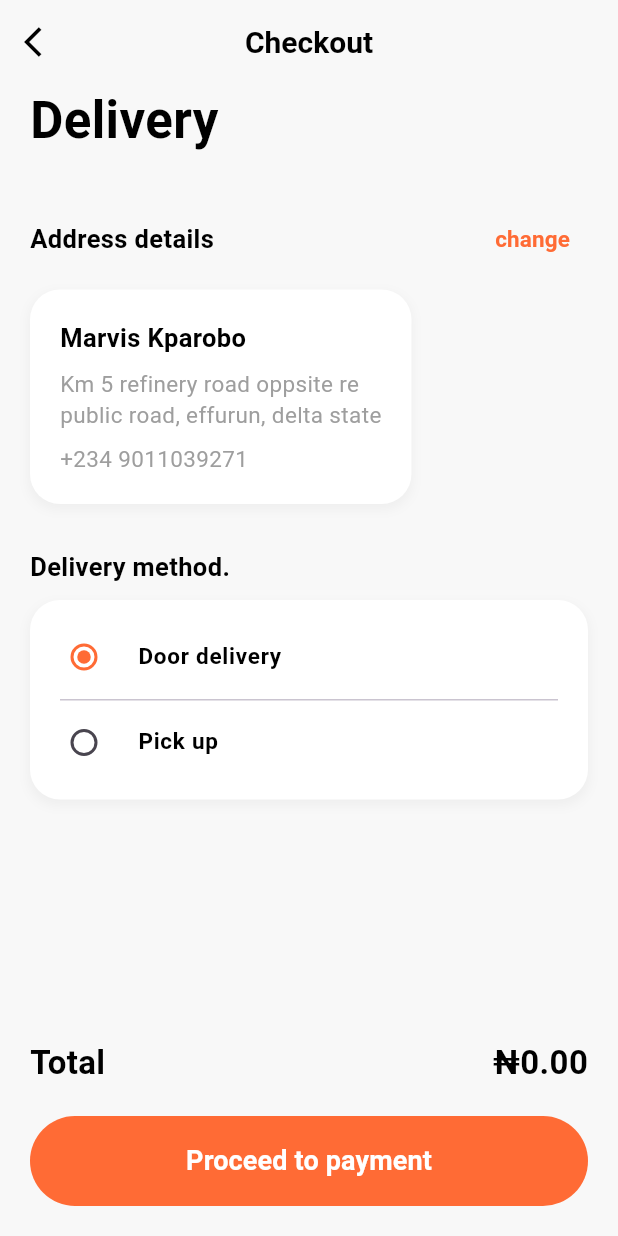
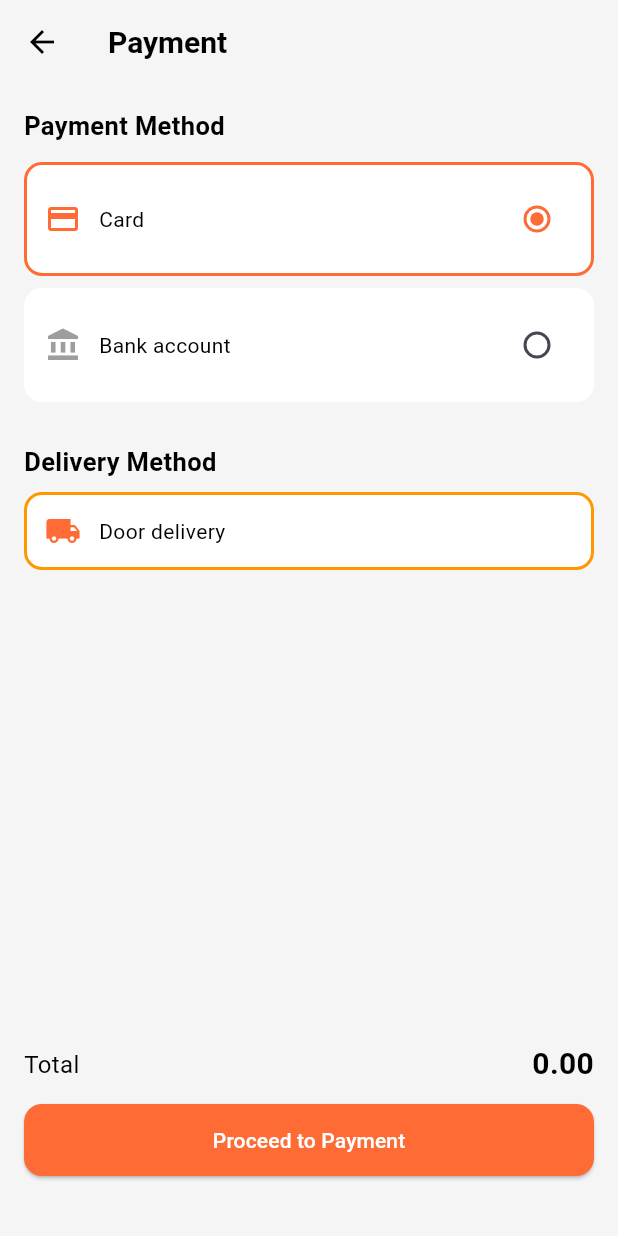
Before and after one commit to AnikitDeveloper96/-Khanna-Food-Delivery-App-UI, a Flutter app: the CheckoutDeliveryScreen screen opened by its route, after a tap on "Proceed to payment", on a phone screen of 412 x 824 dp. Run offline on Flutter 3.47's test engine with Material 3 defaults, Android fonts, the phone set to English and light mode, and no system bars; our stand-ins replace bloc, flutter_advanced_drawer, flutter_bloc, flutter_svg, google_fonts, shimmer; network calls fail; project files that could hold a hidden picture were left out.

Commit message:
khanna_full_ecommerce

```diff
--- a/lib/appRoutes.dart
+++ b/lib/appRoutes.dart
@@ -9,6 +9,7 @@ import 'package:fooddeliveryapp/screens/login_signup.dart';
 import 'package:fooddeliveryapp/screens/myoffers.dart';
 import 'package:fooddeliveryapp/screens/onboarding_screen.dart';
 import 'package:fooddeliveryapp/screens/orders.dart';
+import 'package:fooddeliveryapp/screens/payment_screen.dart';
 import 'package:fooddeliveryapp/screens/profile.dart';
 import 'package:fooddeliveryapp/screens/search.dart';
 
@@ -30,26 +31,38 @@ class AppRoutes {
   static const String productDetailsScreen = '/productDetailsScreen';
   static const String myProfile = '/myProfile';
   static const String searchScreen = '/searchScreen';
-
-
+  static const String paymentScreen = '/paymentScreen';
 
   static Map<String, WidgetBuilder> get routes {
     return {
       loginSignup: (context) => LoginPage(),
-      homeRoute:(context)=>HomeScreen(),
-      listofCusine:(context)=>AllCuisinesScreen(allRecipes: [],),
-      history:(context)=>HistoryScreen(),
-      onboardingScreen:(context)=>OnboardingScreen(),
-      myorders:(context)=>OrderScreen(),
-      myProfile:(context)=>ProfileScreen(),
-      myOffers:(context)=>MyOffers(),
-      favourites:(context)=>FavoriteScreen(),
-      searchScreen:(context)=>SearchResultsScreen(initialQuery: '',),
-      cartPage:(context)=>CartScreen(),
-      checkoutPage:(context)=>CheckoutDeliveryScreen(totalAmount: 0)
-
-
-
+      homeRoute: (context) => HomeScreen(),
+      listofCusine: (context) => AllCuisinesScreen(allRecipes: []),
+      history: (context) => HistoryScreen(),
+      onboardingScreen: (context) => OnboardingScreen(),
+      myorders: (context) => OrderScreen(),
+      myProfile: (context) => ProfileScreen(),
+      myOffers: (context) => MyOffers(),
+      favourites: (context) => FavoriteScreen(),
+      searchScreen: (context) => SearchResultsScreen(initialQuery: ''),
+      cartPage: (context) => CartScreen(),
+      checkoutPage: (context) {
+        final totalAmount =
+            ModalRoute.of(context)?.settings.arguments as double? ?? 0.0;
+        return CheckoutDeliveryScreen(
+          totalAmount: totalAmount,
+        ); // ✅ Using passed amount
+      },
+      paymentScreen: (context) {
+        final args =
+            ModalRoute.of(context)?.settings.arguments
+                as Map<String, dynamic>? ??
+            {};
+        final totalAmount = args['totalAmount'] as double? ?? 0.0;
+        final deliveryMethod =
+            args['deliveryMethod'] as String? ?? 'Door delivery';
+        return PaymentScreen();
+      },
     };
   }
 }
--- a/lib/screens/cartpage.dart
+++ b/lib/screens/cartpage.dart
@@ -119,7 +119,7 @@ class _CartScreenState extends State<CartScreen> {
               'swipe on an item to delete',
               style: TextStyle(
                 color: Colors.grey[600],
-                fontSize: cartItems.isEmpty?18:12,
+                fontSize: cartItems.isEmpty ? 18 : 12,
                 fontStyle: FontStyle.italic,
               ),
             ),
@@ -172,7 +172,9 @@ class _CartScreenState extends State<CartScreen> {
                 Row(
                   mainAxisAlignment: MainAxisAlignment.spaceBetween,
                   children: [
-                    cartItems.isEmpty?Container():    const Text(
+                    cartItems.isEmpty
+                        ? Container()
+                        : const Text(
                           'Total',
                           style: TextStyle(
                             fontSize: 22,
@@ -180,7 +182,9 @@ class _CartScreenState extends State<CartScreen> {
                             color: Colors.black,
                           ),
                         ),
-                    cartItems.isEmpty?Container(): Text(
+                    cartItems.isEmpty
+                        ? Container()
+                        : Text(
                           totalAmount.toStringAsFixed(2),
                           style: const TextStyle(
                             fontSize: 22,
@@ -202,9 +206,10 @@ class _CartScreenState extends State<CartScreen> {
                           AppRoutes.homeRoute,
                         );
                       } else {
-                        Navigator.pushReplacementNamed(
+                        Navigator.pushNamed(
                           context,
                           AppRoutes.checkoutPage,
+                          arguments: totalAmount, // ✅ Passing total amount here
                         );
                       }
                     },
@@ -225,6 +230,8 @@ class _CartScreenState extends State<CartScreen> {
                     ),
                   ),
                 ),
+
+                const SizedBox(height: 30),
               ],
             ),
           ),
--- a/lib/screens/checkout_page.dart
+++ b/lib/screens/checkout_page.dart
@@ -1,5 +1,5 @@
-
- import 'package:flutter/material.dart';
+import 'package:flutter/material.dart';
+import 'package:fooddeliveryapp/appRoutes.dart';
 
 // Enum for delivery method selection
 enum DeliveryMethod { doorDelivery, pickUp }
@@ -14,7 +14,8 @@ class CheckoutDeliveryScreen extends StatefulWidget {
 }
 
 class _CheckoutDeliveryScreenState extends State<CheckoutDeliveryScreen> {
-  DeliveryMethod? _selectedDeliveryMethod = DeliveryMethod.doorDelivery; // Default selection
+  DeliveryMethod? _selectedDeliveryMethod =
+      DeliveryMethod.doorDelivery; // Default selection
 
   @override
   Widget build(BuildContext context) {
@@ -110,18 +111,12 @@ class _CheckoutDeliveryScreenState extends State<CheckoutDeliveryScreen> {
                   SizedBox(height: 8),
                   Text(
                     'Km 5 refinery road oppsite re\npublic road, effurun, delta state',
-                    style: TextStyle(
-                      fontSize: 15,
-                      color: Colors.grey,
-                    ),
+                    style: TextStyle(fontSize: 15, color: Colors.grey),
                   ),
                   SizedBox(height: 8),
                   Text(
                     '+234 9011039271',
-                    style: TextStyle(
-                      fontSize: 15,
-                      color: Colors.grey,
-                    ),
+                    style: TextStyle(fontSize: 15, color: Colors.grey),
                   ),
                 ],
               ),
@@ -172,7 +167,11 @@ class _CheckoutDeliveryScreenState extends State<CheckoutDeliveryScreen> {
                     },
                     activeColor: const Color(0xFFFF6B35), // Orange active color
                   ),
-                  const Divider(indent: 20, endIndent: 20, height: 1), // Divider between options
+                  const Divider(
+                    indent: 20,
+                    endIndent: 20,
+                    height: 1,
+                  ), // Divider between options
                   RadioListTile<DeliveryMethod>(
                     title: const Text(
                       'Pick up',
@@ -195,7 +194,6 @@ class _CheckoutDeliveryScreenState extends State<CheckoutDeliveryScreen> {
               ),
             ),
             const Spacer(), // Pushes total and button to the bottom
-
             // Total amount
             Padding(
               padding: const EdgeInsets.symmetric(vertical: 20.0),
@@ -211,7 +209,7 @@ class _CheckoutDeliveryScreenState extends State<CheckoutDeliveryScreen> {
                     ),
                   ),
                   Text(
-                    '₦${widget.totalAmount.toStringAsFixed(2)}',
+                    '${widget.totalAmount.toStringAsFixed(2)}',
                     style: const TextStyle(
                       fontSize: 22,
                       fontWeight: FontWeight.bold,
@@ -228,8 +226,17 @@ class _CheckoutDeliveryScreenState extends State<CheckoutDeliveryScreen> {
               height: 60,
               child: ElevatedButton(
                 onPressed: () {
-                  // Navigate to the payment screen
-                  // Navigator.push(context, MaterialPageRoute(builder: (context) => CheckoutPaymentScreen(totalAmount: widget.totalAmount)));
+                  Navigator.pushNamed(
+                    context,
+                    AppRoutes.paymentScreen,
+                    arguments: {
+                      'totalAmount': widget.totalAmount,
+                      'deliveryMethod':
+                          _selectedDeliveryMethod == DeliveryMethod.doorDelivery
+                              ? 'Door delivery'
+                              : 'Pick up',
+                    },
+                  );
                 },
                 style: ElevatedButton.styleFrom(
                   backgroundColor: const Color(0xFFFF6B35), // Orange color
--- a/lib/screens/homescreen/home_screen.dart
+++ b/lib/screens/homescreen/home_screen.dart
@@ -75,15 +75,12 @@ class _HomeScreenState extends State<HomeScreen> with TickerProviderStateMixin {
         Navigator.pushNamed(context, AppRoutes.homeRoute);
         break;
       case 1:
-
         Navigator.pushNamed(context, AppRoutes.favourites);
         break;
       case 2:
-
         Navigator.pushNamed(context, AppRoutes.myProfile);
         break;
       case 3:
-
         Navigator.pushNamed(context, AppRoutes.history);
         break;
     }
@@ -95,7 +92,8 @@ class _HomeScreenState extends State<HomeScreen> with TickerProviderStateMixin {
 
   @override
   Widget build(BuildContext context) {
-    return CustomAdvancedDrawer( // Assuming CustomAdvancedDrawer is your wrapper
+    return CustomAdvancedDrawer(
+      // Assuming CustomAdvancedDrawer is your wrapper
       controller: _advancedDrawerController,
       child: Scaffold(
         backgroundColor: const Color(0xFFF0F0F0),
@@ -135,7 +133,8 @@ class _HomeScreenState extends State<HomeScreen> with TickerProviderStateMixin {
               allUniqueCuisines.sort();
 
               List<String> newCuisineTabs = ['All'];
-              final dynamicCuisines = allUniqueCuisines
+              final dynamicCuisines =
+                  allUniqueCuisines
                       .where((c) => c.toLowerCase() != 'all')
                       .take(3)
                       .toList();
@@ -154,9 +153,9 @@ class _HomeScreenState extends State<HomeScreen> with TickerProviderStateMixin {
                     if (!_tabController!.indexIsChanging) {
                       final selectedTabCuisine =
                           _cuisineTabs[_tabController!.index];
-                      context
-                          .read<FoodDeliveryBloc>()
-                          .add(SelectCuisine(selectedTabCuisine));
+                      context.read<FoodDeliveryBloc>().add(
+                        SelectCuisine(selectedTabCuisine),
+                      );
                     }
                   });
 
@@ -212,8 +211,11 @@ class _HomeScreenState extends State<HomeScreen> with TickerProviderStateMixin {
                           Navigator.push(
                             context,
                             MaterialPageRoute(
-                              builder: (context) => SearchResultsScreen(
-                                initialQuery: _searchController.text, // Pass initial text if any
+                              builder:
+                                  (context) => SearchResultsScreen(
+                                    initialQuery:
+                                        _searchController
+                                            .text, // Pass initial text if any
                                   ),
                             ),
                           );
@@ -246,13 +248,10 @@ class _HomeScreenState extends State<HomeScreen> with TickerProviderStateMixin {
                     ],
                   ),
                 ),
-
                 Padding(
-                  padding: const EdgeInsets.symmetric(horizontal: 20.0),
-                  child: Row(
-                    children: [
-                      Flexible(
-                        child: (_tabController != null &&
+                  padding: const EdgeInsets.only(left: 8.0, right: 20.0),
+                  child:
+                      (_tabController != null &&
                               _cuisineTabs.isNotEmpty &&
                               _tabController!.length == _cuisineTabs.length)
                           ? TabBar(
@@ -271,37 +270,14 @@ class _HomeScreenState extends State<HomeScreen> with TickerProviderStateMixin {
                               fontSize: 16,
                               fontWeight: FontWeight.normal,
                             ),
-                          tabs: _cuisineTabs
+                            tabs:
+                                _cuisineTabs
                                     .map((cuisine) => Tab(text: cuisine))
                                     .toList(),
                           )
                           : _buildTabShimmerLoading(),
                 ),
-                      TextButton(
-                        onPressed: () {
-                          if (state is FoodDeliveryProductLoaded) {
-                            Navigator.of(context).push(
-                              MaterialPageRoute(
-                                builder: (context) =>
-                                    AllCuisinesScreen(allRecipes: _allRecipesFromBloc),
-                              ),
-                            );
-                          } else {
-                            ScaffoldMessenger.of(context).showSnackBar(
-                              const SnackBar(
-                                content: Text('Recipes are still loading...'),
-                              ),
-                            );
-                          }
-                        },
-                        child: const Text(
-                          'See More',
-                          style: TextStyle(color: Colors.deepOrange),
-                        ),
-                      ),
-                    ],
-                  ),
-                ),
+
                 const SizedBox(height: 10),
                 const Align(
                   alignment: Alignment.centerRight,
@@ -324,10 +300,7 @@ class _HomeScreenState extends State<HomeScreen> with TickerProviderStateMixin {
                     child: Column(
                       mainAxisSize: MainAxisSize.min,
                       children: [
-                        SizedBox(
-                          height: 280,
-                          child: _buildRecipeList(state),
-                        ),
+                        SizedBox(height: 280, child: _buildRecipeList(state)),
                         const SizedBox(height: 20),
                       ],
                     ),
@@ -395,12 +368,15 @@ class _HomeScreenState extends State<HomeScreen> with TickerProviderStateMixin {
             recipe: recipe,
             isFavorite: isFavorite, // Pass favorite status
             onToggleFavorite: (recipeId) {
-              context.read<FoodDeliveryBloc>().add(ToggleFavoriteRecipe(recipeId));
+              context.read<FoodDeliveryBloc>().add(
+                ToggleFavoriteRecipe(recipeId),
+              );
             },
             onTap: () {
               Navigator.of(context).push(
                 MaterialPageRoute(
-                  builder: (context) => KhannaProductDetailScreen(recipe: recipe),
+                  builder:
+                      (context) => KhannaProductDetailScreen(recipe: recipe),
                 ),
               );
             },
--- a/lib/screens/homescreen/product_details.dart
+++ b/lib/screens/homescreen/product_details.dart
@@ -236,7 +236,7 @@ class _KhannaProductDetailScreenState extends State<KhannaProductDetailScreen> {
                   ),
                 ),
               ),
-              const SizedBox(height: 10),
+              const SizedBox(height: 30),
             ],
           ),
         );
--- /dev/null
+++ b/lib/screens/payment_screen.dart
@@ -0,0 +1,152 @@
+import 'package:flutter/material.dart';
+
+class PaymentScreen extends StatefulWidget {
+  const PaymentScreen({
+    Key? key,
+  }) : super(key: key);
+
+  @override
+  State<PaymentScreen> createState() => _PaymentScreenState();
+}
+
+class _PaymentScreenState extends State<PaymentScreen> {
+  String _selectedPaymentMethod = 'Card';
+
+  @override
+  Widget build(BuildContext context) {
+     final args = ModalRoute.of(context)?.settings.arguments as Map<String, dynamic>? ?? {};
+  final totalAmount = args["totalAmount"] as double? ?? 0.0;
+  final deliveryMethod = args["deliveryMethod"] as String? ?? "Door delivery";
+
+    return Scaffold(
+      backgroundColor: Colors.grey.shade100,
+      appBar: AppBar(
+        backgroundColor: Colors.transparent,
+        elevation: 0,
+        title: const Text("Payment", style: TextStyle(color: Colors.black)),
+        leading: IconButton(
+          icon: const Icon(Icons.arrow_back, color: Colors.black),
+          onPressed: () => Navigator.pop(context),
+        ),
+      ),
+      body: Padding(
+        padding: const EdgeInsets.all(16),
+        child: Column(
+          crossAxisAlignment: CrossAxisAlignment.start,
+          children: [
+            _buildSectionTitle("Payment Method"),
+            _buildOptionCard(Icons.credit_card, "Card"),
+            _buildOptionCard(Icons.account_balance, "Bank account"),
+            const SizedBox(height: 24),
+            _buildSectionTitle("Delivery Method"),
+            _buildStaticOption(deliveryMethod),
+            const Spacer(),
+            Row(
+              mainAxisAlignment: MainAxisAlignment.spaceBetween,
+              children: [
+                const Text("Total", style: TextStyle(fontSize: 16)),
+                Text(
+                  "${totalAmount.toStringAsFixed(2)}",
+                  style: const TextStyle(
+                    fontWeight: FontWeight.bold,
+                    fontSize: 20,
+                  ),
+                ),
+              ],
+            ),
+            const SizedBox(height: 12),
+            SizedBox(
+              width: double.infinity,
+              child: ElevatedButton(
+                style: ElevatedButton.styleFrom(
+                  backgroundColor: const Color(0xFFFF6B35),
+                  padding: const EdgeInsets.symmetric(vertical: 14),
+                  shape: RoundedRectangleBorder(
+                    borderRadius: BorderRadius.circular(12),
+                  ),
+                ),
+                onPressed: () {
+                  // Payment processing logic here
+                },
+                child: const Text(
+                  "Proceed to Payment",
+                  style: TextStyle(color: Colors.white),
+                ),
+              ),
+            ),
+
+            const SizedBox(height: 24),
+          ],
+        ),
+      ),
+    );
+  }
+
+  Widget _buildSectionTitle(String title) {
+    return Padding(
+      padding: const EdgeInsets.only(bottom: 8),
+      child: Text(
+        title,
+        style: const TextStyle(fontSize: 17, fontWeight: FontWeight.w600),
+      ),
+    );
+  }
+
+  Widget _buildOptionCard(IconData icon, String title) {
+    return GestureDetector(
+      onTap: () => setState(() => _selectedPaymentMethod = title),
+      child: Container(
+        margin: const EdgeInsets.symmetric(vertical: 4),
+        padding: const EdgeInsets.all(12),
+        decoration: BoxDecoration(
+          color: Colors.white,
+          borderRadius: BorderRadius.circular(12),
+          border: Border.all(
+            color:
+                _selectedPaymentMethod == title
+                    ? const Color(0xFFFF6B35)
+                    : Colors.transparent,
+            width: 2,
+          ),
+        ),
+        child: Row(
+          children: [
+            Icon(
+              icon,
+              color:
+                  _selectedPaymentMethod == title
+                      ? const Color(0xFFFF6B35)
+                      : Colors.grey,
+            ),
+            const SizedBox(width: 12),
+            Expanded(child: Text(title)),
+            Radio<String>(
+              value: title,
+              groupValue: _selectedPaymentMethod,
+              onChanged: (_) => setState(() => _selectedPaymentMethod = title),
+              activeColor: const Color(0xFFFF6B35),
+            ),
+          ],
+        ),
+      ),
+    );
+  }
+
+  Widget _buildStaticOption(String title) {
+    return Container(
+      padding: const EdgeInsets.all(12),
+      decoration: BoxDecoration(
+        color: Colors.white,
+        borderRadius: BorderRadius.circular(12),
+        border: Border.all(color: Colors.orange, width: 2),
+      ),
+      child: Row(
+        children: [
+          Icon(Icons.local_shipping, color: const Color(0xFFFF6B35)),
+          const SizedBox(width: 12),
+          Expanded(child: Text(title)),
+        ],
+      ),
+    );
+  }
+}
```
Also changed, not shown: 2 other files. Lines whose indentation alone changed are shown as unchanged.
